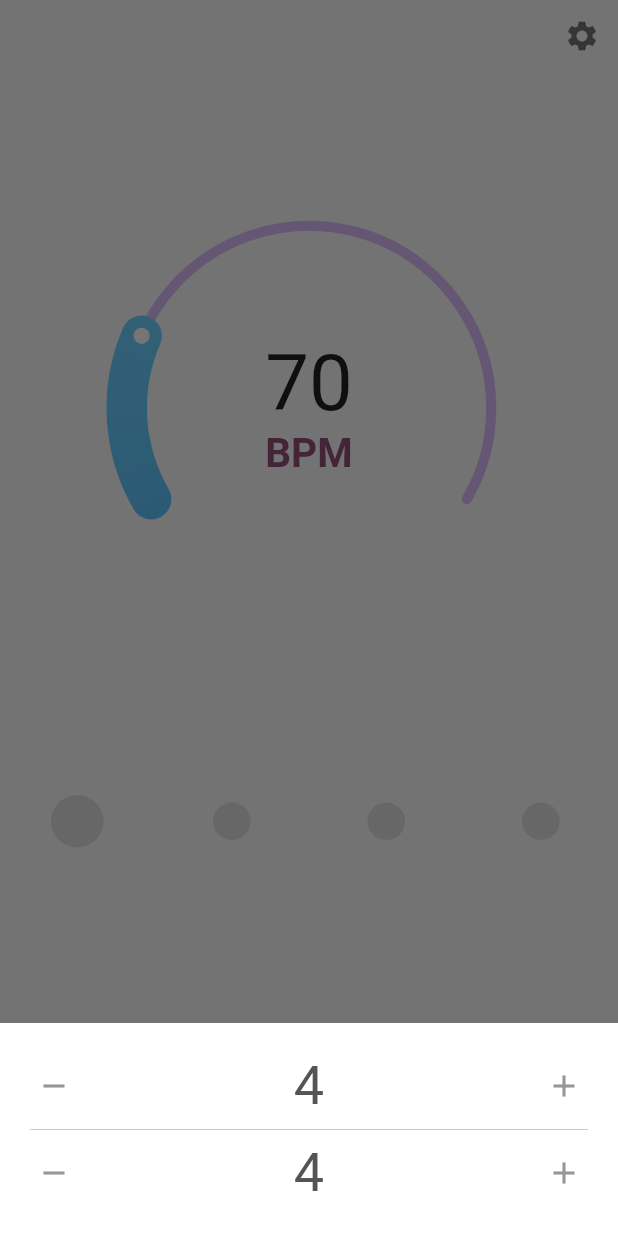
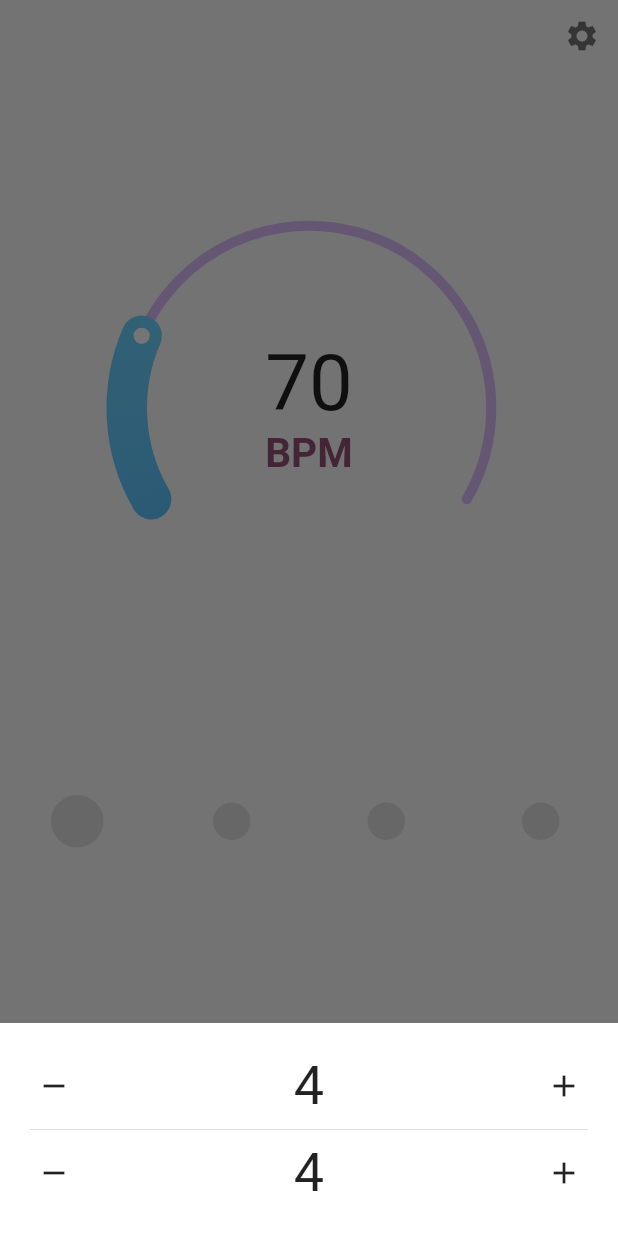
Before and after one commit to Tyrone2333/metronomelutter, a Flutter app: the screen it shows after launch, item 3 of the bottom bar chosen, on a phone screen of 412 x 824 dp. Run offline on Flutter 3.47's test engine with Material 2 defaults, Android fonts, the phone set to English and light mode, and no system bars; drawn by our look-alikes of sleek_circular_slider; our stand-ins replace audioplayers, flutter_mobx, fluttertoast, mobx, shared_preferences, wakelock; missing offline and left inert: flutter_progress_dialog; generated files the repository leaves out were written again.

Commit message:
feat: 适配 拍号设置 dark mode

```diff
--- a/lib/component/stepper.dart
+++ b/lib/component/stepper.dart
@@ -45,8 +45,7 @@ class SyStepper extends StatelessWidget {
             child: Icon(
               Icons.remove,
               size: this.iconSize,
-              // todo 适配 dark
-              color: minusBtnDisabled ? Color.fromRGBO(222, 222, 222, 1) : Color.fromRGBO(150, 150, 150, 1),
+              color: minusBtnDisabled ? theme.disabledColor : theme.textTheme.button.color,
             ),
           ),
           onTap: minusBtnDisabled
@@ -72,7 +71,7 @@ class SyStepper extends StatelessWidget {
               value.toString(),
               style: TextStyle(
                 fontSize: this.textSize,
-                color: Color.fromRGBO(84, 84, 84, 1),
+                // color: Color.fromRGBO(84, 84, 84, 1),
               ),
             )),
             constraints: BoxConstraints(minWidth: this.iconSize),
@@ -84,7 +83,7 @@ class SyStepper extends StatelessWidget {
             child: Icon(
               Icons.add,
               size: this.iconSize,
-              color: addBtnDisabled ? Color.fromRGBO(222, 222, 222, 1) : Color.fromRGBO(150, 150, 150, 1),
+              color: addBtnDisabled ? theme.disabledColor : theme.textTheme.button.color,
             ),
           ),
           onTap: addBtnDisabled
--- a/lib/main.dart
+++ b/lib/main.dart
@@ -31,7 +31,7 @@ class MyApp extends StatelessWidget {
       ),
       darkTheme: ThemeData(
         brightness: Brightness.dark,
-        accentColor: Colors.blueGrey,
+        accentColor: Colors.blue,
       ),
       themeMode: ThemeMode.system,
       home: MyHomePage(),
--- a/lib/pages/home_page.dart
+++ b/lib/pages/home_page.dart
@@ -30,6 +30,7 @@ class _MyHomePageState extends State<MyHomePage> with SingleTickerProviderStateM
   Timer timer;
   AnimationController _animationController;
   GameAudio myAudio = GameAudio(1);
+
   @override
   void initState() {
     super.initState();
@@ -39,6 +40,9 @@ class _MyHomePageState extends State<MyHomePage> with SingleTickerProviderStateM
     setBpm();
     _animationController = AnimationController(vsync: this, duration: Duration(milliseconds: 300));
     myAudio.init();
+    // Timer(Duration(milliseconds: 1000), () {
+    //   showBeatSetting();
+    // });
   }
 
   @override
@@ -49,7 +53,7 @@ class _MyHomePageState extends State<MyHomePage> with SingleTickerProviderStateM
 
   showBeatSetting() {
     showModalBottomSheet(
-        backgroundColor: Colors.white,
+        backgroundColor: Theme.of(context).colorScheme.surface,
         context: context,
         builder: (BuildContext bc) {
           return Observer(
@@ -75,8 +79,8 @@ class _MyHomePageState extends State<MyHomePage> with SingleTickerProviderStateM
                       },
                     ),
                     Divider(
-                      color: Color(0xffcccccc),
-                    ),
+                        // color: Color(0xffcccccc),
+                        ),
                     SyStepper(
                       value: appStore.note,
                       step: 1,
```
